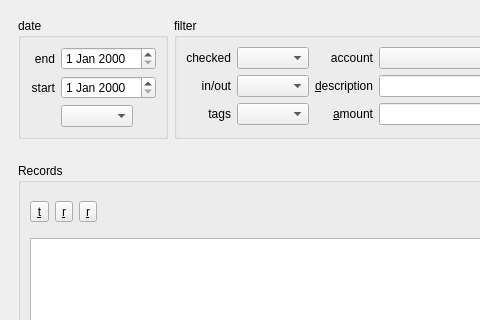
The window that ui/pydosh.ui (innerhippy/pydosh) describes before a commit, drawn with Qt 5; both pictures show x 0 to 480 and y 0 to 320 of the 1092 by 745 pixel window.
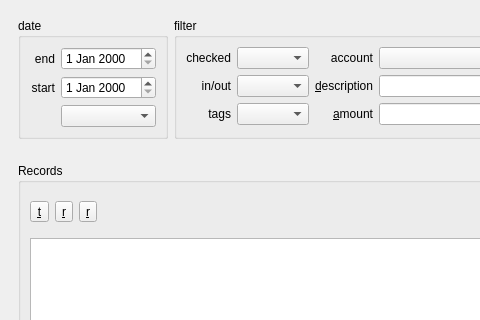
The same window after the commit. Icons and pictures are not drawn. Custom widgets are drawn as their Qt base class.

Commit message: changes to layout and setData for RecordMdel

What changed in the file:
```diff
--- a/ui/pydosh.ui
+++ b/ui/pydosh.ui
@@ -83,7 +83,7 @@
             </property>
            </widget>
           </item>
-          <item row="2" column="1">
+          <item row="2" column="1" colspan="2">
            <widget class="QComboBox" name="dateCombo">
             <property name="sizePolicy">
              <sizepolicy hsizetype="Preferred" vsizetype="Fixed">
```
The commit also changes 1 other file.
